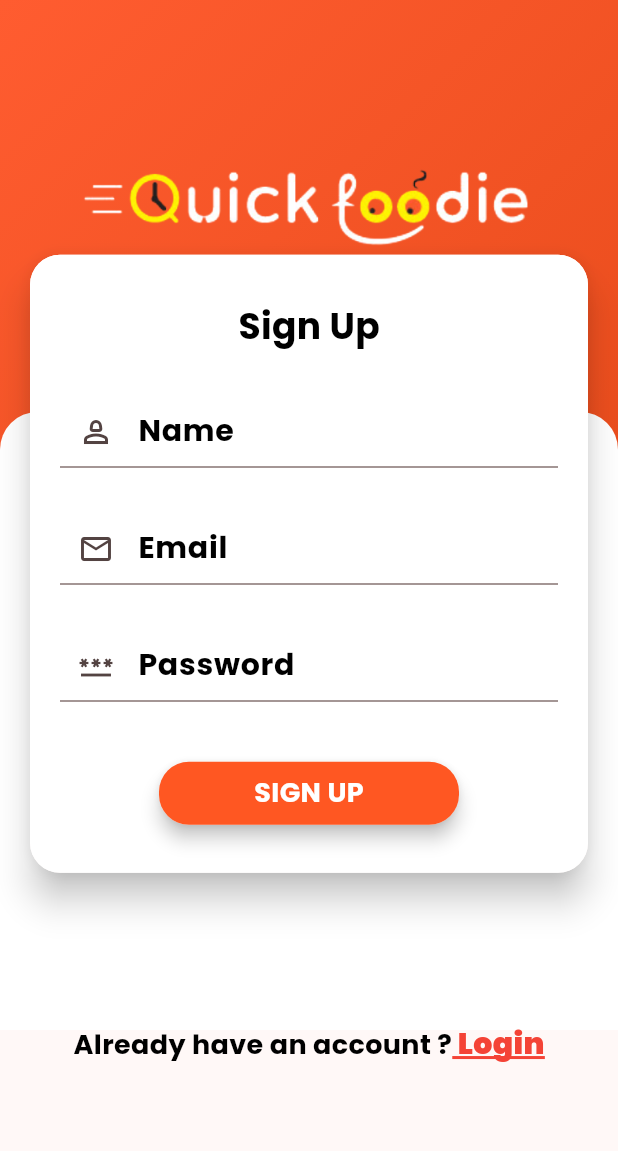
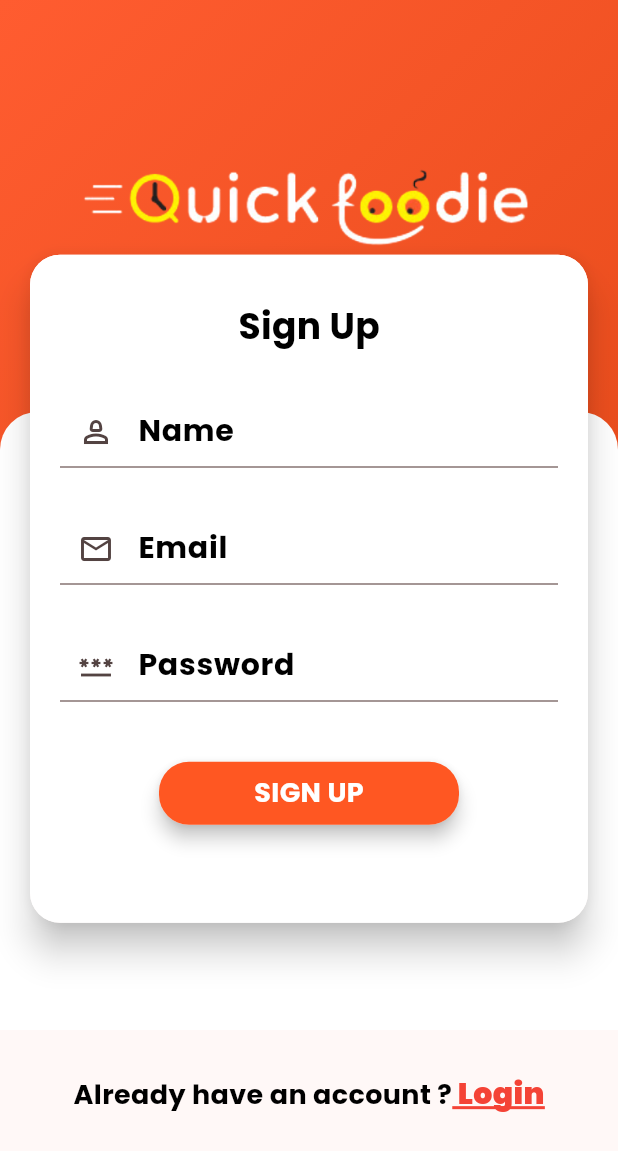
Before and after one commit to jatin-pandey01/Food-Delivery-App, a Flutter app: the screen it shows after launch, on a phone screen of 412 x 824 dp. Shown: the top 1151 px of the screen. Run offline on Flutter 3.47's test engine with Material 3 defaults, Android fonts, the phone set to English and light mode, and no system bars; our stand-ins replace curved_navigation_bar.

Commit message:
Login and Signup Done

```diff
--- a/lib/pages/signup.dart
+++ b/lib/pages/signup.dart
@@ -1,5 +1,6 @@
 import 'package:flutter/cupertino.dart';
 import 'package:flutter/material.dart';
+import 'package:flutter/rendering.dart';
 import 'package:flutter/widgets.dart';
 import 'package:flutter_application_1/pages/login.dart';
 import 'package:flutter_application_1/widget/widget_support.dart';
@@ -46,7 +47,7 @@ class _SignUpState extends State<SignUp> {
                       child: Container(
                         padding: EdgeInsets.only(left: 20,right: 20),
                         width: MediaQuery.of(context).size.width,
-                        height: MediaQuery.of(context).size.height/2,
+                        height: MediaQuery.of(context).size.height/1.85,
                         decoration: BoxDecoration(color: Colors.white,borderRadius: BorderRadius.circular(20)),
                         child: Column(
                           children: [
@@ -92,6 +93,8 @@ class _SignUpState extends State<SignUp> {
 
                         });
                       },
+                      child: Container(
+                        margin:EdgeInsets.only(bottom: 50) ,
                         child: Row(
                           mainAxisAlignment: MainAxisAlignment.center,
                           children: [
@@ -102,6 +105,7 @@ class _SignUpState extends State<SignUp> {
                               child: Text(" Login", style: TextStyle(color: Colors.red, fontSize: 20,decoration: TextDecoration.underline, decorationColor: Colors.red, decorationThickness: 2, fontWeight: FontWeight.w900, fontFamily: 'Poppins'),),
                             ),
                           ],
+                        ),
                       ),
                     )
                   ],
```
Lines whose indentation alone changed are shown as unchanged.
